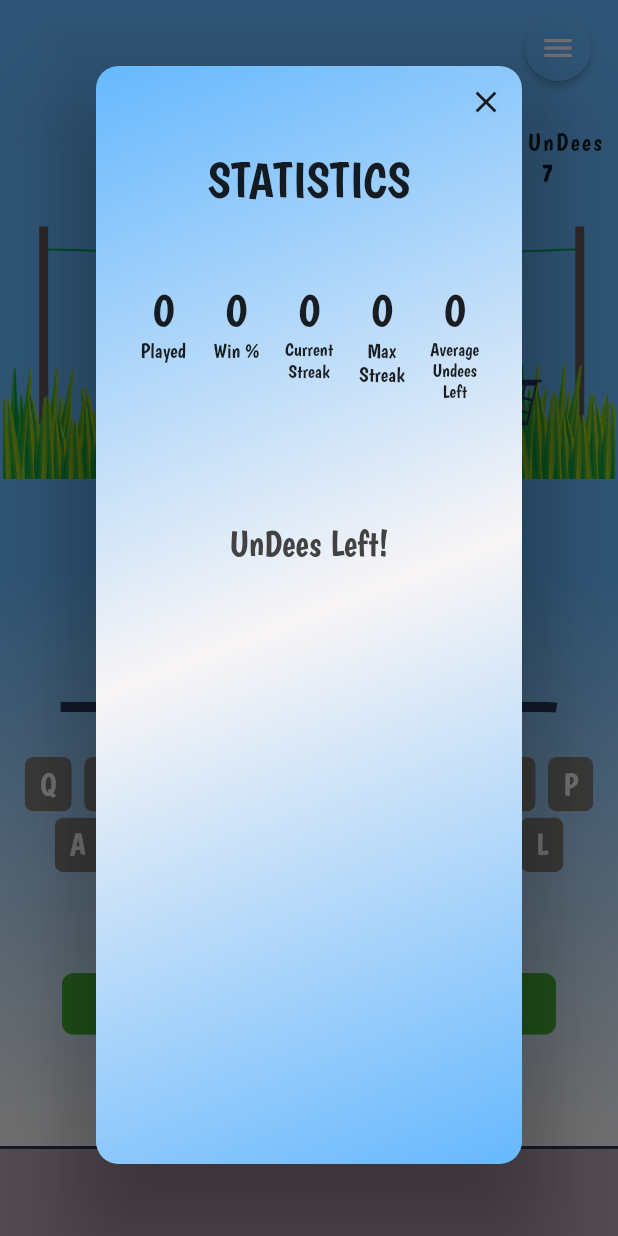
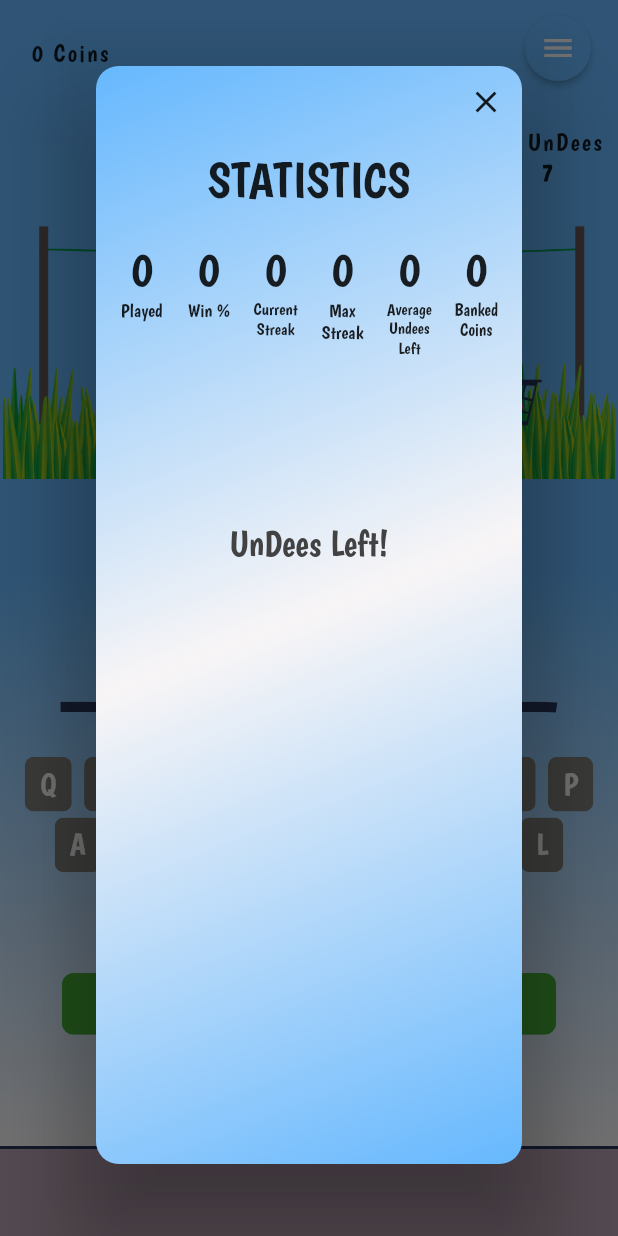
Before and after one commit to emac62/hang7, a Flutter app: the GameBoard screen opened by its route, after a tap on the "menu" icon, after a tap on the "bar chart" icon, on a phone screen of 412 x 824 dp. Run offline on Flutter 3.47's test engine with Material 2 defaults, Android fonts, the light colour scheme and no system bars; our stand-ins replace charts_flutter, shared_preferences; accounts and stored records are empty.

Commit message:
add coins, new icon

```diff
--- a/lib/data/get_stats.dart
+++ b/lib/data/get_stats.dart
@@ -9,7 +9,8 @@ calculateStats({required bool gameWon, required int remainingGuesses}) async {
   int maxStreak = 0;
   int totalUndeesLeft = 0;
   int avgUndeesLeft = 0;
-
+  int coins = 0;
+  var prefs = await SharedPreferences.getInstance();
   var savedStats = await getGameStats();
   if (savedStats != null) {
     gamesPlayed = int.parse(savedStats[0]);
@@ -19,12 +20,19 @@ calculateStats({required bool gameWon, required int remainingGuesses}) async {
     maxStreak = int.parse(savedStats[4]);
     totalUndeesLeft = int.parse(savedStats[5]);
     avgUndeesLeft = int.parse(savedStats[6]);
+    coins = int.parse(savedStats[7]);
   }
+  coins = prefs.getInt('coins') ?? 0;
   debugPrint("calculateSats: int gamesPlayed: $gamesPlayed");
   gamesPlayed += 1;
   debugPrint("calculateSats: gamesPlayed: $gamesPlayed");
 
+  if (gamesPlayed == 1 || gamesPlayed == 10 || gamesPlayed == 25) {
+    coins = coins + 10;
+  }
+
   if (gameWon) {
+    coins = coins + 10 + remainingGuesses;
     gamesWon++;
     currentStreak++;
   } else {
@@ -38,7 +46,7 @@ calculateStats({required bool gameWon, required int remainingGuesses}) async {
   totalUndeesLeft = totalUndeesLeft + remainingGuesses;
   avgUndeesLeft = totalUndeesLeft ~/ gamesPlayed;
 
-  var prefs = await SharedPreferences.getInstance();
+  prefs.setInt('coins', coins);
   prefs.setStringList('gameStats', <String>[
     gamesPlayed.toString(),
     gamesWon.toString(),
@@ -47,6 +55,7 @@ calculateStats({required bool gameWon, required int remainingGuesses}) async {
     maxStreak.toString(),
     totalUndeesLeft.toString(),
     avgUndeesLeft.toString(),
+    coins.toString()
   ]);
 
   debugPrint("calculateStats: gameStats ${prefs.getStringList('gameStats')}");
--- a/lib/game_layouts.dart/game_board.dart
+++ b/lib/game_layouts.dart/game_board.dart
@@ -52,8 +52,9 @@ class GameBoardState extends State<GameBoard> with TickerProviderStateMixin {
   late bool isTablet;
   late bool isPhone;
 
-  late String undeeColor;
+  String? undeeColor;
   late Image undeeImage;
+  int coins = 0;
 
   resetControllers() {
     showMenu = false;
@@ -80,8 +81,9 @@ class GameBoardState extends State<GameBoard> with TickerProviderStateMixin {
 
   getUndeeColor() async {
     SharedPreferences prefs = await SharedPreferences.getInstance();
-    undeeColor = prefs.getString('changeColor')!;
+    undeeColor = prefs.getString('changeColor');
     debugPrint("UndeeColor: $undeeColor");
+    coins = prefs.getInt('coins') ?? 0;
   }
 
   @override
@@ -167,7 +169,11 @@ class GameBoardState extends State<GameBoard> with TickerProviderStateMixin {
                 SchedulerBinding.instance.addPostFrameCallback((_) {
                   Future.delayed(const Duration(milliseconds: 7000), () {
                     Navigator.push(
-                        context, RotationRoute(page: const EndOfGame()));
+                        context,
+                        RotationRoute(
+                            page: const EndOfGame(
+                          coinsEarned: 0,
+                        )));
                   });
                 });
               }
@@ -176,7 +182,11 @@ class GameBoardState extends State<GameBoard> with TickerProviderStateMixin {
                 SchedulerBinding.instance.addPostFrameCallback((_) {
                   Future.delayed(const Duration(milliseconds: 4000), () {
                     Navigator.push(
-                        context, RotationRoute(page: const EndOfGame()));
+                        context,
+                        RotationRoute(
+                            page: EndOfGame(
+                          coinsEarned: (10 + notifier.remainingGuesses),
+                        )));
                   });
                 });
               }
@@ -224,24 +234,21 @@ class GameBoardState extends State<GameBoard> with TickerProviderStateMixin {
                                   });
                                 }),
                           ),
-                          // Positioned(
-                          //   top: 8,
-                          //   left: 8,
-                          //   child: ElevatedButton(
-                          //       style: ElevatedButton.styleFrom(
-                          //           shape: const CircleBorder(),
-                          //           padding: const EdgeInsets.all(10),
-                          //           primary: AppColors.backgroundColor),
-                          //       child: const Icon(
-                          //         Icons.lightbulb_outlined,
-                          //         color: AppColors.lightGray,
-                          //       ),
-                          //       onPressed: () {
-                          //         setState(() {
-                          //           toggleMenu();
-                          //         });
-                          //       }),
-                          // ),
+                          Positioned(
+                            top: 25,
+                            left: 20,
+                            child: Text(
+                              '$coins Coins',
+                              style: TextStyle(
+                                letterSpacing: 1.5,
+                                fontSize: isPhone
+                                    ? SizeConfig.blockSizeHorizontal * 4
+                                    : orientation == Orientation.portrait
+                                        ? SizeConfig.blockSizeHorizontal * 3
+                                        : SizeConfig.blockSizeHorizontal * 2,
+                              ),
+                            ),
+                          ),
                           Positioned(
                             top: 8,
                             right: isPhone
@@ -269,6 +276,7 @@ class GameBoardState extends State<GameBoard> with TickerProviderStateMixin {
                                             showDialog(
                                                 context: context,
                                                 builder: (_) => GameStatsAlert(
+                                                      coins: coins,
                                                       orientation: orientation,
                                                     ));
                                           },
--- a/lib/main.dart
+++ b/lib/main.dart
@@ -1,6 +1,6 @@
 import 'package:flutter/material.dart';
 import 'package:flutter/services.dart';
-import 'package:hang7/end_of_game.dart';
+
 import 'package:hang7/game_layouts.dart/game_board.dart';
 import 'package:hang7/options.dart';
 import 'package:hang7/providers/controller.dart';
@@ -48,7 +48,6 @@ class Hang7 extends StatelessWidget {
           "/": (context) => const SplashScreen(),
           "/gameBoard": (context) => const GameBoard(),
           "/options": (context) => const Options(),
-          "/endOfGame": (context) => const EndOfGame(),
           "/welcome": (context) => const WelcomePage()
         },
       ),
--- a/lib/providers/settings_provider.dart
+++ b/lib/providers/settings_provider.dart
@@ -10,6 +10,7 @@ class SettingsProvider with ChangeNotifier {
     _withAnimation = true;
     _withSound = true;
     _changeColor = "Pink";
+
     loadPreferences();
   }
 
--- a/lib/utils/chart_series.dart
+++ b/lib/utils/chart_series.dart
@@ -1,6 +1,6 @@
-import 'package:charts_flutter/flutter.dart' as charts;
 import 'package:hang7/data/chart_model.dart';
 import 'package:shared_preferences/shared_preferences.dart';
+import 'package:charts_flutter/flutter.dart' as charts;
 
 Future<List<charts.Series<ChartModel, String>>> getSeries() async {
   List<ChartModel> data = [];
--- a/lib/widgets/game_stats_alert.dart
+++ b/lib/widgets/game_stats_alert.dart
@@ -7,8 +7,11 @@ import 'package:hang7/widgets/stats_row.dart';
 import 'package:provider/provider.dart';
 
 class GameStatsAlert extends StatelessWidget {
-  const GameStatsAlert({Key? key, required this.orientation}) : super(key: key);
+  const GameStatsAlert(
+      {Key? key, required this.orientation, required this.coins})
+      : super(key: key);
   final Orientation orientation;
+  final int coins;
 
   @override
   Widget build(BuildContext context) {
@@ -50,6 +53,7 @@ class GameStatsAlert extends StatelessWidget {
               Expanded(
                   flex: 2,
                   child: StatsRow(
+                    coins: coins,
                     orientation: orientation,
                   )),
               Expanded(
--- a/lib/widgets/stats_bar_chart.dart
+++ b/lib/widgets/stats_bar_chart.dart
@@ -1,8 +1,8 @@
-import 'package:charts_flutter/flutter.dart' as charts;
 import 'package:flutter/material.dart';
 import 'package:hang7/data/chart_model.dart';
 import 'package:hang7/utils/chart_series.dart';
 import 'package:hang7/widgets/size_config.dart';
+import 'package:charts_flutter/flutter.dart' as charts;
 
 class StatsBarChart extends StatelessWidget {
   const StatsBarChart({
--- a/lib/widgets/stats_row.dart
+++ b/lib/widgets/stats_row.dart
@@ -7,24 +7,37 @@ class StatsRow extends StatelessWidget {
   const StatsRow({
     Key? key,
     required this.orientation,
+    required this.coins,
   }) : super(key: key);
   final Orientation orientation;
+  final int coins;
 
   @override
   Widget build(BuildContext context) {
     return FutureBuilder(
       future: getGameStats(),
       builder: (context, AsyncSnapshot snapshot) {
+        bool bonus = false;
         List<String> results = ['0', '0', '0', '0', '0', '0', '0'];
         if (snapshot.hasData) {
           results = snapshot.data as List<String>;
+          var gamesPlayed = results[0];
+          if (gamesPlayed == '1' ||
+              gamesPlayed == '10' ||
+              gamesPlayed == '25') {
+            bonus = true;
+          }
         }
         return Padding(
           padding: orientation == Orientation.portrait
               ? EdgeInsets.symmetric(
-                  horizontal: SizeConfig.safeBlockHorizontal * 5)
+                  horizontal: SizeConfig.safeBlockHorizontal * 2)
               : EdgeInsets.symmetric(
                   horizontal: SizeConfig.safeBlockHorizontal * 15),
+          child: Column(
+            children: [
+              Expanded(
+                flex: 2,
                 child: Row(
                   children: [
                     StatsBox(
@@ -33,11 +46,20 @@ class StatsRow extends StatelessWidget {
                     ),
                     StatsBox(heading: 'Win %', value: int.parse(results[2])),
                     StatsBox(
-                  heading: 'Current\nStreak', value: int.parse(results[3])),
-              StatsBox(heading: 'Max\nStreak', value: int.parse(results[4])),
+                        heading: 'Current\nStreak',
+                        value: int.parse(results[3])),
+                    StatsBox(
+                        heading: 'Max\nStreak', value: int.parse(results[4])),
                     StatsBox(
                         heading: "Average\nUndees\nLeft",
-                  value: int.parse(results[6]))
+                        value: int.parse(results[6])),
+                    StatsBox(heading: "Banked\nCoins", value: coins)
+                  ],
+                ),
+              ),
+              Expanded(
+                child: bonus ? const Text("10 Bonus Coins") : const Text(""),
+              )
             ],
           ),
         );
```
Also changed, not shown: lib/animations/coin_spin.dart (added, +82 -0 lines), lib/constants/help.dart (+12 -3 lines), lib/end_of_game.dart (+44 -60 lines), lib/options.dart (+59 -17 lines), lib/welcome_page.dart (+23 -5 lines), pubspec.yaml (+7 -2 lines), assets/images/BasketOfCoins.png (added), assets/images/Coin.png (added), assets/images/Coin2.png (added), assets/images/quotes.png (added), assets/images/seven.png (added), assets/images/wpGraphic.png (added), 21 other files. Lines whose indentation alone changed are shown as unchanged.
